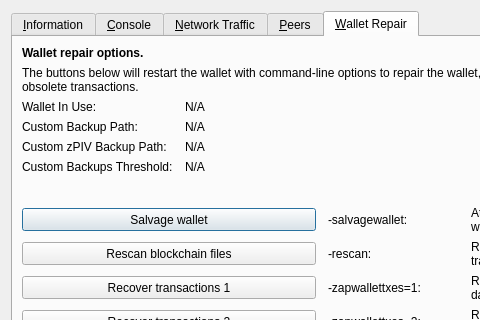
Qt form src/qt/forms/rpcconsole.ui (IgorShatalov/allcoin) before a commit; both pictures show x 0 to 480 and y 0 to 320 of the 769 by 485 pixel window.
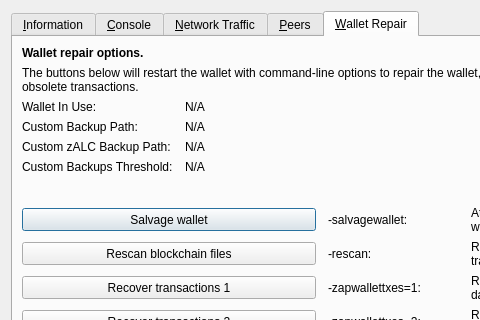
The same form after that commit. The open tabs and pages were chosen to show the change. Icons and pictures are not drawn. Custom widgets are drawn as their Qt base class.

The edit to the form file:
```diff
--- a/src/qt/forms/rpcconsole.ui
+++ b/src/qt/forms/rpcconsole.ui
@@ -1328,7 +1328,7 @@
        <item row="4" column="0">
         <widget class="QLabel" name="wallet_customzpivbackuppath_label">
          <property name="text">
-          <string>Custom zPIV Backup Path:</string>
+          <string>Custom zALC Backup Path:</string>
          </property>
          <property name="visible">
           <bool>false</bool>
```
Left out of the diff: 10 changed lines with no effect on the pictures.
